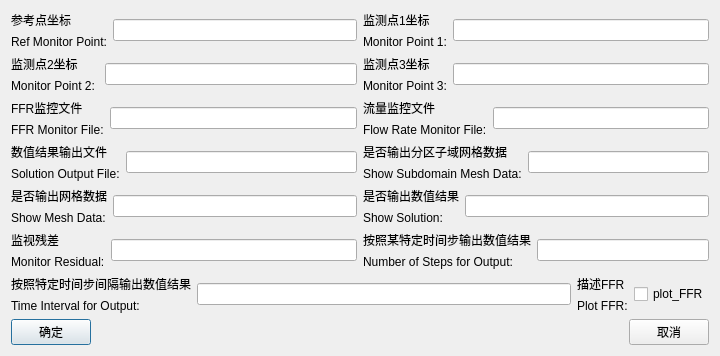
Before: the Qt Designer form ArteryTechQtProject/ArteryTechQtProject/QtArteryTechOutputSetupUI.ui in chenfeigen/HBFlowsSrc, drawn with Qt 5.
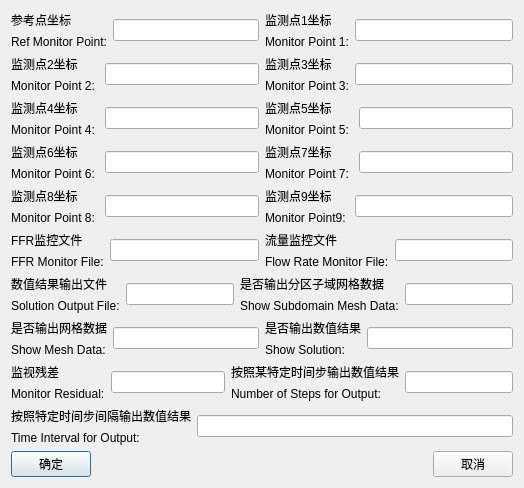
After: the same form once the commit is applied.

Patch:
```diff
--- a/ArteryTechQtProject/ArteryTechQtProject/QtArteryTechOutputSetupUI.ui
+++ b/ArteryTechQtProject/ArteryTechQtProject/QtArteryTechOutputSetupUI.ui
@@ -6,16 +6,16 @@
    <rect>
     <x>0</x>
     <y>0</y>
-    <width>720</width>
-    <height>339</height>
+    <width>652</width>
+    <height>0</height>
    </rect>
   </property>
   <property name="windowTitle">
    <string>QtArteryTechOutputSetupUI</string>
   </property>
-  <layout class="QVBoxLayout" name="verticalLayout_16">
+  <layout class="QVBoxLayout" name="verticalLayout_21">
    <item>
-    <layout class="QVBoxLayout" name="verticalLayout_15">
+    <layout class="QVBoxLayout" name="verticalLayout_20">
      <item>
       <layout class="QHBoxLayout" name="horizontalLayout_15">
        <item>
@@ -124,6 +124,168 @@
        </item>
       </layout>
      </item>
+     <item>
+      <layout class="QHBoxLayout" name="horizontalLayout_27">
+       <item>
+        <layout class="QHBoxLayout" name="horizontalLayout_21">
+         <item>
+          <layout class="QVBoxLayout" name="verticalLayout_14">
+           <item>
+            <widget class="QLabel" name="label_14">
+             <property name="text">
+              <string>监测点4坐标</string>
+             </property>
+            </widget>
+           </item>
+           <item>
+            <widget class="QLabel" name="MonitorPoint4Label">
+             <property name="text">
+              <string>Monitor Point 4: </string>
+             </property>
+            </widget>
+           </item>
+          </layout>
+         </item>
+         <item>
+          <widget class="QLineEdit" name="MonitorPoint4LineEdit"/>
+         </item>
+        </layout>
+       </item>
+       <item>
+        <layout class="QHBoxLayout" name="horizontalLayout_22">
+         <item>
+          <layout class="QVBoxLayout" name="verticalLayout_15">
+           <item>
+            <widget class="QLabel" name="label_16">
+             <property name="text">
+              <string>监测点5坐标</string>
+             </property>
+            </widget>
+           </item>
+           <item>
+            <widget class="QLabel" name="MonitorPoint5Label">
+             <property name="text">
+              <string>Monitor Point 5: </string>
+             </property>
+            </widget>
+           </item>
+          </layout>
+         </item>
+         <item>
+          <widget class="QLineEdit" name="MonitorPoint5LineEdit"/>
+         </item>
+        </layout>
+       </item>
+      </layout>
+     </item>
+     <item>
+      <layout class="QHBoxLayout" name="horizontalLayout_28">
+       <item>
+        <layout class="QHBoxLayout" name="horizontalLayout_23">
+         <item>
+          <layout class="QVBoxLayout" name="verticalLayout_16">
+           <item>
+            <widget class="QLabel" name="label_18">
+             <property name="text">
+              <string>监测点6坐标</string>
+             </property>
+            </widget>
+           </item>
+           <item>
+            <widget class="QLabel" name="MonitorPoint6Label">
+             <property name="text">
+              <string>Monitor Point 6: </string>
+             </property>
+            </widget>
+           </item>
+          </layout>
+         </item>
+         <item>
+          <widget class="QLineEdit" name="MonitorPoint6LineEdit"/>
+         </item>
+        </layout>
+       </item>
+       <item>
+        <layout class="QHBoxLayout" name="horizontalLayout_24">
+         <item>
+          <layout class="QVBoxLayout" name="verticalLayout_17">
+           <item>
+            <widget class="QLabel" name="label_20">
+             <property name="text">
+              <string>监测点7坐标</string>
+             </property>
+            </widget>
+           </item>
+           <item>
+            <widget class="QLabel" name="MonitorPoint7Label">
+             <property name="text">
+              <string>Monitor Point 7: </string>
+             </property>
+            </widget>
+           </item>
+          </layout>
+         </item>
+         <item>
+          <widget class="QLineEdit" name="MonitorPoint7LineEdit"/>
+         </item>
+        </layout>
+       </item>
+      </layout>
+     </item>
+     <item>
+      <layout class="QHBoxLayout" name="horizontalLayout_29">
+       <item>
+        <layout class="QHBoxLayout" name="horizontalLayout_25">
+         <item>
+          <layout class="QVBoxLayout" name="verticalLayout_18">
+           <item>
+            <widget class="QLabel" name="label_22">
+             <property name="text">
+              <string>监测点8坐标</string>
+             </property>
+            </widget>
+           </item>
+           <item>
+            <widget class="QLabel" name="MonitorPoint8Label">
+             <property name="text">
+              <string>Monitor Point 8: </string>
+             </property>
+            </widget>
+           </item>
+          </layout>
+         </item>
+         <item>
+          <widget class="QLineEdit" name="MonitorPoint8LineEdit"/>
+         </item>
+        </layout>
+       </item>
+       <item>
+        <layout class="QHBoxLayout" name="horizontalLayout_26">
+         <item>
+          <layout class="QVBoxLayout" name="verticalLayout_19">
+           <item>
+            <widget class="QLabel" name="label_24">
+             <property name="text">
+              <string>监测点9坐标</string>
+             </property>
+            </widget>
+           </item>
+           <item>
+            <widget class="QLabel" name="MonitorPoint9Label">
+             <property name="text">
+              <string>Monitor Point9: </string>
+             </property>
+            </widget>
+           </item>
+          </layout>
+         </item>
+         <item>
+          <widget class="QLineEdit" name="MonitorPoint9LineEdit"/>
+         </item>
+        </layout>
+       </item>
+      </layout>
+     </item>
      <item>
       <layout class="QHBoxLayout" name="horizontalLayout_17">
        <item>
@@ -341,60 +503,27 @@
       </layout>
      </item>
      <item>
-      <layout class="QHBoxLayout" name="horizontalLayout_22">
+      <layout class="QHBoxLayout" name="horizontalLayout_13">
        <item>
-        <layout class="QHBoxLayout" name="horizontalLayout_13">
+        <layout class="QVBoxLayout" name="verticalLayout_13">
          <item>
-          <layout class="QVBoxLayout" name="verticalLayout_13">
-           <item>
-            <widget class="QLabel" name="label_13">
-             <property name="text">
-              <string>按照特定时间步间隔输出数值结果</string>
-             </property>
-            </widget>
-           </item>
-           <item>
-            <widget class="QLabel" name="TimeIntervalForOutputLabel">
-             <property name="text">
-              <string>Time Interval for Output:</string>
-             </property>
-            </widget>
-           </item>
-          </layout>
+          <widget class="QLabel" name="label_13">
+           <property name="text">
+            <string>按照特定时间步间隔输出数值结果</string>
+           </property>
+          </widget>
          </item>
          <item>
-          <widget class="QLineEdit" name="TimeIntervalForOutputLineEdit"/>
+          <widget class="QLabel" name="TimeIntervalForOutputLabel">
+           <property name="text">
+            <string>Time Interval for Output:</string>
+           </property>
+          </widget>
          </item>
         </layout>
        </item>
        <item>
-        <layout class="QHBoxLayout" name="horizontalLayout_21">
-         <item>
-          <layout class="QVBoxLayout" name="verticalLayout_14">
-           <item>
-            <widget class="QLabel" name="label_14">
-             <property name="text">
-              <string>描述FFR</string>
-             </property>
-            </widget>
-           </item>
-           <item>
-            <widget class="QLabel" name="PlotFFRLabel">
-             <property name="text">
-              <string>Plot FFR:</string>
-             </property>
-            </widget>
-           </item>
-          </layout>
-         </item>
-         <item>
-          <widget class="QCheckBox" name="PlotFFRCheckBox">
-           <property name="text">
-            <string>plot_FFR</string>
-           </property>
-          </widget>
-         </item>
-        </layout>
+        <widget class="QLineEdit" name="TimeIntervalForOutputLineEdit"/>
        </item>
       </layout>
      </item>
```
